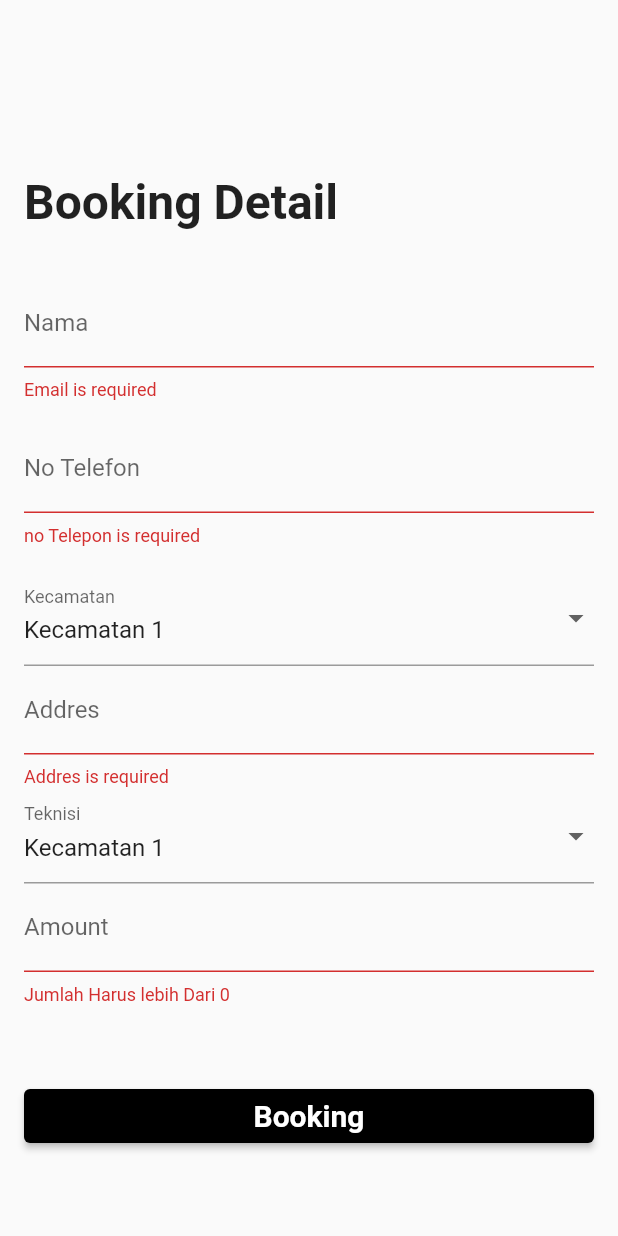
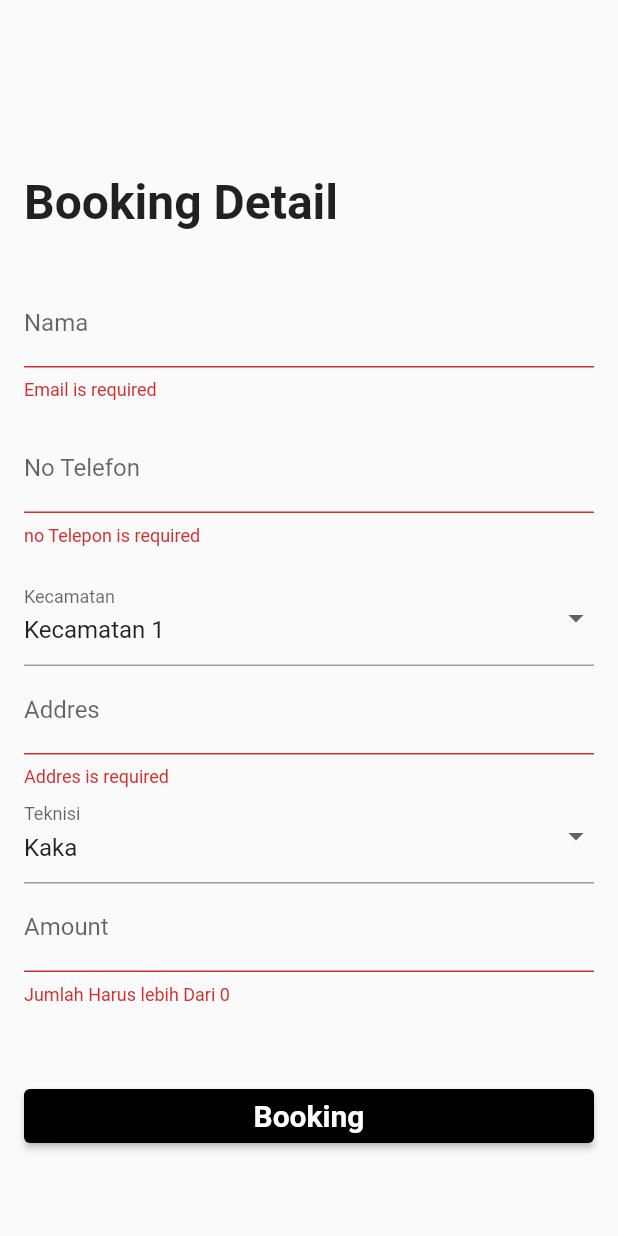
Before and after one commit to ajimassaid99/FlutterServices, a Flutter app: the BookingPage screen opened by its route, after a tap on "Booking", on a phone screen of 412 x 824 dp. Run offline on Flutter 3.47's test engine with Material 2 defaults, Android fonts, the phone set to English and light mode, and no system bars; our stand-ins replace get, shared_preferences, supabase_flutter; accounts and stored records are empty.

Commit message:
form Booking fix

```diff
--- a/lib/app/modules/booking/view/booking_page.dart
+++ b/lib/app/modules/booking/view/booking_page.dart
@@ -21,6 +21,14 @@ class BookingPage extends GetView<BookingController> {
   'Kecamatan 4',
 ];
   String _selectedKecamatan = 'Kecamatan 1';
+
+  final List<String> teknisiList = [
+  'Kaka',
+  'Eneng',
+  'Putri',
+  'Andaresta',
+];
+  String _selectedTeknisi = 'Kaka';
 
   @override
   Widget build(BuildContext context) {
@@ -110,20 +118,20 @@ class BookingPage extends GetView<BookingController> {
                   decoration: const InputDecoration(
                     labelText: 'Teknisi',
                   ),
-                  value: _selectedKecamatan,
-                  onChanged: (newValue) {
-                    _selectedKecamatan = newValue!;
+                  value: _selectedTeknisi,
+                  onChanged: (newValue1) {
+                    _selectedTeknisi = newValue1!;
                   },
                   validator: (value) {
                     if (value == null) {
-                      return 'Kecamatan is required';
+                      return 'Teknisi is required';
                     }
                     return null;
                   },
-                  items: kecamatanList.map((kecamatan) {
+                  items: teknisiList.map((teknisi) {
                     return DropdownMenuItem<String>(
-                      value: kecamatan,
-                      child: Text(kecamatan),
+                      value: teknisi,
+                      child: Text(teknisi),
                     );
                   }).toList(),
                 ),
```
